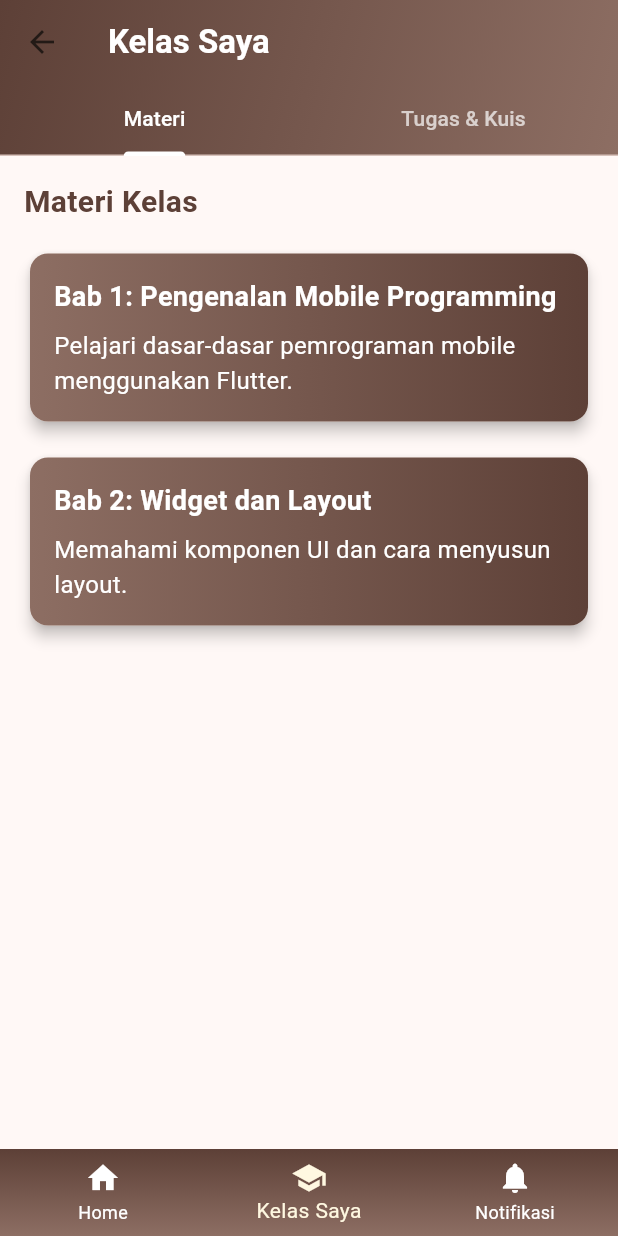
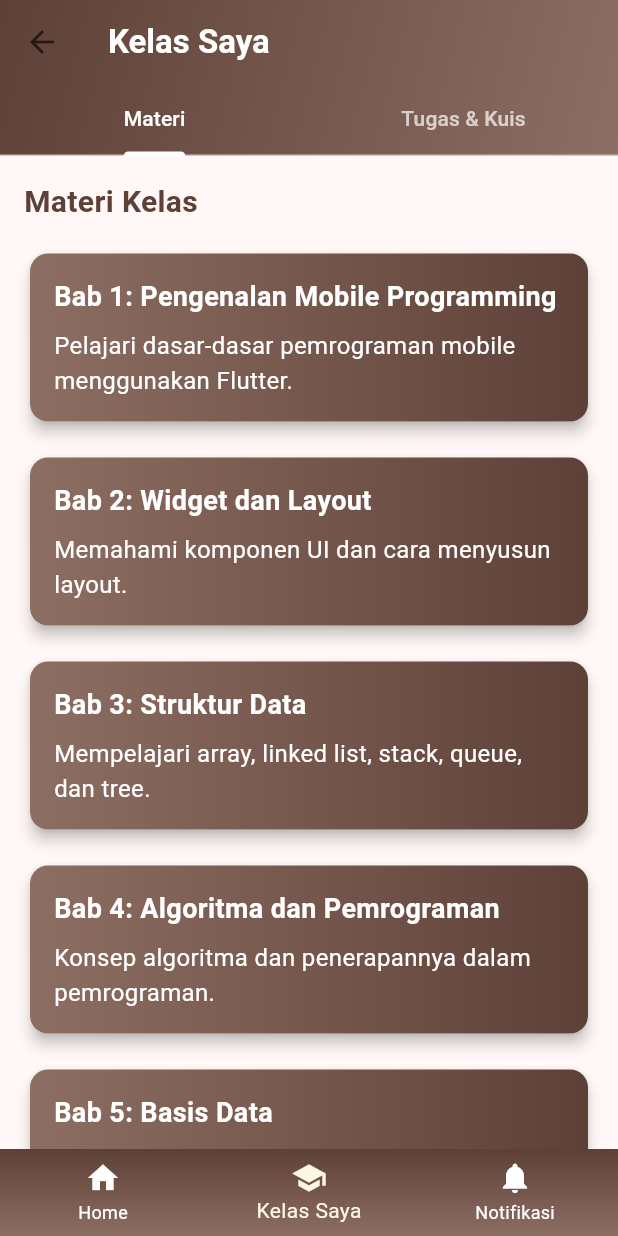
Before and after one commit to devaarman/tugas-uas-deva, a Flutter app: the KelasSayaScreen screen opened directly, on a phone screen of 412 x 824 dp. Run offline on Flutter 3.47's test engine with Material 3 defaults, Android fonts, the phone set to English and light mode, and no system bars; our stand-ins replace google_fonts; network calls fail.

Commit message:
penambahan Materi di halaman Kelas Saya

```diff
--- a/lib/screens/splash_screen.dart
+++ b/lib/screens/splash_screen.dart
@@ -1,5 +1,6 @@
 import 'dart:async';
 import 'package:flutter/material.dart';
+import 'package:google_fonts/google_fonts.dart';
 import 'login_screen.dart';
 
 class SplashScreen extends StatefulWidget {
@@ -35,15 +36,15 @@ class _SplashScreenState extends State<SplashScreen> {
             end: Alignment.bottomCenter,
           ),
         ),
-        child: const Center(
+        child: Center(
           child: Column(
             mainAxisAlignment: MainAxisAlignment.center,
             children: [
               Text(
-                'L',
-                style: TextStyle(
+                'LMN',
+                style: GoogleFonts.bebasNeue(
                   fontSize: 120,
-                  fontWeight: FontWeight.w900,
+                  fontWeight: FontWeight.normal,
                   color: Colors.white,
                   shadows: [
                     Shadow(
@@ -54,8 +55,8 @@ class _SplashScreenState extends State<SplashScreen> {
                   ],
                 ),
               ),
-              SizedBox(height: 20),
-              Text(
+              const SizedBox(height: 20),
+              const Text(
                 'LUMINA',
                 style: TextStyle(
                   fontSize: 24,
@@ -63,8 +64,8 @@ class _SplashScreenState extends State<SplashScreen> {
                   color: Colors.white,
                 ),
               ),
-              SizedBox(height: 10),
-              Text(
+              const SizedBox(height: 10),
+              const Text(
                 'Terangi Jalan Belajarmu',
                 style: TextStyle(
                   fontSize: 16,
--- a/lib/screens/tabs/materi_tab.dart
+++ b/lib/screens/tabs/materi_tab.dart
@@ -96,6 +96,166 @@ class MateriTab extends StatelessWidget {
             ),
           ),
         ),
+        const SizedBox(height: 16),
+        Card(
+          elevation: 4,
+          shape: RoundedRectangleBorder(
+            borderRadius: BorderRadius.circular(12),
+          ),
+          child: Container(
+            decoration: const BoxDecoration(
+              gradient: LinearGradient(
+                colors: [
+                  Color(0xFF8D6E63),
+                  Color(0xFF5D4037),
+                ],
+              ),
+              borderRadius: BorderRadius.all(Radius.circular(12)),
+            ),
+            padding: const EdgeInsets.all(16),
+            child: const Column(
+              crossAxisAlignment: CrossAxisAlignment.start,
+              children: [
+                Text(
+                  'Bab 3: Struktur Data',
+                  style: TextStyle(
+                    color: Colors.white,
+                    fontSize: 18,
+                    fontWeight: FontWeight.bold,
+                  ),
+                ),
+                SizedBox(height: 8),
+                Text(
+                  'Mempelajari array, linked list, stack, queue, dan tree.',
+                  style: TextStyle(
+                    color: Colors.white,
+                    fontSize: 16,
+                  ),
+                ),
+              ],
+            ),
+          ),
+        ),
+        const SizedBox(height: 16),
+        Card(
+          elevation: 4,
+          shape: RoundedRectangleBorder(
+            borderRadius: BorderRadius.circular(12),
+          ),
+          child: Container(
+            decoration: const BoxDecoration(
+              gradient: LinearGradient(
+                colors: [
+                  Color(0xFF8D6E63),
+                  Color(0xFF5D4037),
+                ],
+              ),
+              borderRadius: BorderRadius.all(Radius.circular(12)),
+            ),
+            padding: const EdgeInsets.all(16),
+            child: const Column(
+              crossAxisAlignment: CrossAxisAlignment.start,
+              children: [
+                Text(
+                  'Bab 4: Algoritma dan Pemrograman',
+                  style: TextStyle(
+                    color: Colors.white,
+                    fontSize: 18,
+                    fontWeight: FontWeight.bold,
+                  ),
+                ),
+                SizedBox(height: 8),
+                Text(
+                  'Konsep algoritma dan penerapannya dalam pemrograman.',
+                  style: TextStyle(
+                    color: Colors.white,
+                    fontSize: 16,
+                  ),
+                ),
+              ],
+            ),
+          ),
+        ),
+        const SizedBox(height: 16),
+        Card(
+          elevation: 4,
+          shape: RoundedRectangleBorder(
+            borderRadius: BorderRadius.circular(12),
+          ),
+          child: Container(
+            decoration: const BoxDecoration(
+              gradient: LinearGradient(
+                colors: [
+                  Color(0xFF8D6E63),
+                  Color(0xFF5D4037),
+                ],
+              ),
+              borderRadius: BorderRadius.all(Radius.circular(12)),
+            ),
+            padding: const EdgeInsets.all(16),
+            child: const Column(
+              crossAxisAlignment: CrossAxisAlignment.start,
+              children: [
+                Text(
+                  'Bab 5: Basis Data',
+                  style: TextStyle(
+                    color: Colors.white,
+                    fontSize: 18,
+                    fontWeight: FontWeight.bold,
+                  ),
+                ),
+                SizedBox(height: 8),
+                Text(
+                  'Dasar-dasar database, ERD, dan SQL.',
+                  style: TextStyle(
+                    color: Colors.white,
+                    fontSize: 16,
+                  ),
+                ),
+              ],
+            ),
+          ),
+        ),
+        const SizedBox(height: 16),
+        Card(
+          elevation: 4,
+          shape: RoundedRectangleBorder(
+            borderRadius: BorderRadius.circular(12),
+          ),
+          child: Container(
+            decoration: const BoxDecoration(
+              gradient: LinearGradient(
+                colors: [
+                  Color(0xFF8D6E63),
+                  Color(0xFF5D4037),
+                ],
+              ),
+              borderRadius: BorderRadius.all(Radius.circular(12)),
+            ),
+            padding: const EdgeInsets.all(16),
+            child: const Column(
+              crossAxisAlignment: CrossAxisAlignment.start,
+              children: [
+                Text(
+                  'Bab 6: Rekayasa Perangkat Lunak',
+                  style: TextStyle(
+                    color: Colors.white,
+                    fontSize: 18,
+                    fontWeight: FontWeight.bold,
+                  ),
+                ),
+                SizedBox(height: 8),
+                Text(
+                  'Analisis, perancangan, dan pengujian perangkat lunak.',
+                  style: TextStyle(
+                    color: Colors.white,
+                    fontSize: 16,
+                  ),
+                ),
+              ],
+            ),
+          ),
+        ),
       ],
     );
   }
--- a/pubspec.yaml
+++ b/pubspec.yaml
@@ -35,6 +35,7 @@ dependencies:
   # Use with the CupertinoIcons class for iOS style icons.
   cupertino_icons: ^1.0.8
   url_launcher: ^6.2.6
+  google_fonts: ^6.1.0
 
 dev_dependencies:
   flutter_test:
```
Also changed, not shown: pubspec.lock, 1 other file.
